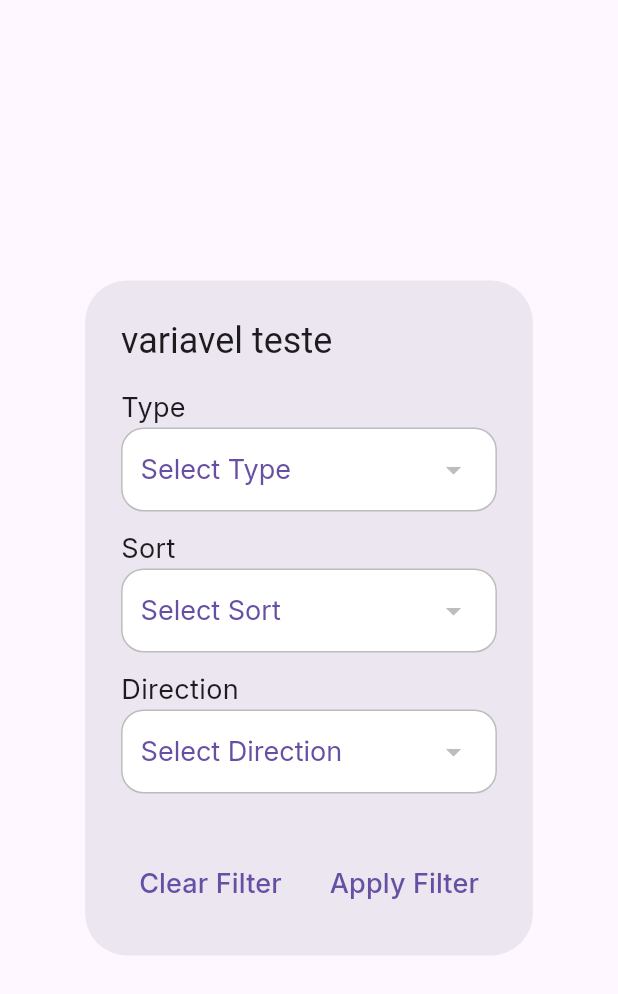
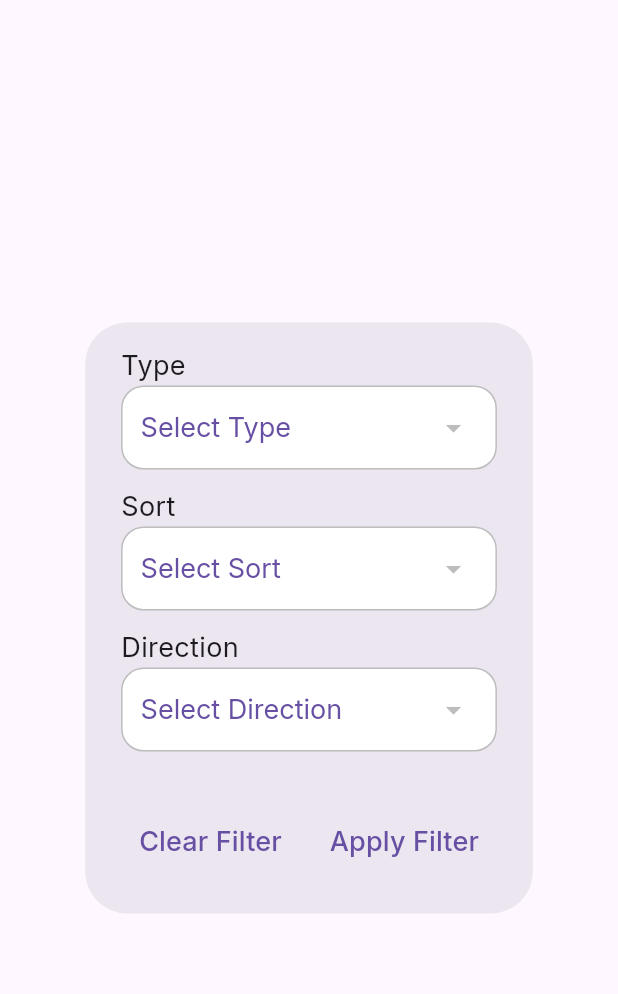
Before and after one commit to rafa0206/search_devs, a Flutter app: the FilterDialog widget shown alone on an empty page, opened directly with empty values, on a phone screen of 412 x 824 dp. Shown: the top 994 px of the screen. Run offline on Flutter 3.47's test engine with Material 3 defaults, Android fonts, the phone set to English and light mode, and no system bars; drawn by our look-alikes of dropdown_button2; our stand-ins replace equatable, flutter_bloc, flutter_modular, font_awesome_flutter, timeago; network calls fail.

Commit message:
delete unused variables

```diff
--- a/lib/ui/components/filter_dialog.dart
+++ b/lib/ui/components/filter_dialog.dart
@@ -12,8 +12,6 @@ class FilterDialog extends StatelessWidget {
   final List<String>? _types;
   final List<String>? _sorts;
   final List<String>? _directions;
-  final String? variavelTeste;
-  final void Function()? incrementValue;
 
   const FilterDialog(
       this._onChangeType,
@@ -26,21 +24,19 @@ class FilterDialog extends StatelessWidget {
       this._types,
       this._sorts,
       this._directions,
-
-      {super.key, this.variavelTeste, this.incrementValue,});
+      {super.key});
 
   @override
   Widget build(BuildContext context) {
     return AlertDialog(
-      title: Text(variavelTeste ?? 'variavel teste'),
       scrollable: true,
       actionsAlignment: MainAxisAlignment.center,
       content: Column(
         children: [
           CustomDropdown('Type', _types ?? [], _onChangeType, _selectType),
           CustomDropdown('Sort', _sorts ?? [], _onChangeSort, _selectSort),
-          CustomDropdown(
-              'Direction', _directions ?? [], _onChangeDirections, _selectDirection),
+          CustomDropdown('Direction', _directions ?? [], _onChangeDirections,
+              _selectDirection),
         ],
       ),
       actions: [
@@ -48,10 +44,10 @@ class FilterDialog extends StatelessWidget {
           onPressed: _onCancelFilter,
           child: const Text(
             'Clear Filter',
-              style: TextStyle(
-                fontFamily: 'Inter',
-                fontSize: 18,
-              ),
+            style: TextStyle(
+              fontFamily: 'Inter',
+              fontSize: 18,
+            ),
           ),
         ),
         TextButton(
```
